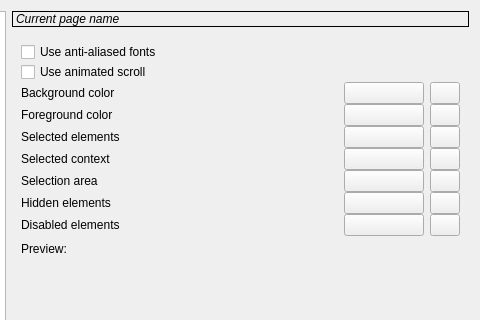
Qt form src/ui/settingsdialog.ui (canorusmusic/canorus) before a commit; both pictures show x 261 to 741 and y 0 to 320 of the 741 by 604 pixel window.
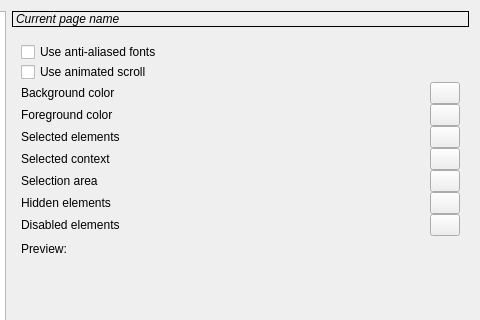
The same form after that commit. The open tabs and pages were chosen to show the change. Icons and pictures are not drawn. Custom widgets are drawn as their Qt base class.

Commit message: settings dialog: fix color picker button background on KDE

```diff
--- a/src/ui/settingsdialog.ui
+++ b/src/ui/settingsdialog.ui
@@ -269,9 +269,15 @@
                    <height>16777215</height>
                   </size>
                  </property>
+                 <property name="autoFillBackground">
+                  <bool>true</bool>
+                 </property>
                  <property name="text">
                   <string/>
                  </property>
+                 <property name="flat">
+                  <bool>true</bool>
+                 </property>
                 </widget>
                </item>
                <item>
@@ -316,9 +322,15 @@
                    <height>16777215</height>
                   </size>
                  </property>
+                 <property name="autoFillBackground">
+                  <bool>true</bool>
+                 </property>
                  <property name="text">
                   <string/>
                  </property>
+                 <property name="flat">
+                  <bool>true</bool>
+                 </property>
                 </widget>
                </item>
                <item>
@@ -363,9 +375,15 @@
                    <height>16777215</height>
                   </size>
                  </property>
+                 <property name="autoFillBackground">
+                  <bool>true</bool>
+                 </property>
                  <property name="text">
                   <string/>
                  </property>
+                 <property name="flat">
+                  <bool>true</bool>
+                 </property>
                 </widget>
                </item>
                <item>
@@ -410,9 +428,15 @@
                    <height>16777215</height>
                   </size>
                  </property>
+                 <property name="autoFillBackground">
+                  <bool>true</bool>
+                 </property>
                  <property name="text">
                   <string/>
                  </property>
+                 <property name="flat">
+                  <bool>true</bool>
+                 </property>
                 </widget>
                </item>
                <item>
@@ -457,9 +481,15 @@
                    <height>16777215</height>
                   </size>
                  </property>
+                 <property name="autoFillBackground">
+                  <bool>true</bool>
+                 </property>
                  <property name="text">
                   <string/>
                  </property>
+                 <property name="flat">
+                  <bool>true</bool>
+                 </property>
                 </widget>
                </item>
                <item>
@@ -504,9 +534,15 @@
                    <height>16777215</height>
                   </size>
                  </property>
+                 <property name="autoFillBackground">
+                  <bool>true</bool>
+                 </property>
                  <property name="text">
                   <string/>
                  </property>
+                 <property name="flat">
+                  <bool>true</bool>
+                 </property>
                 </widget>
                </item>
                <item>
@@ -551,9 +587,15 @@
                    <height>16777215</height>
                   </size>
                  </property>
+                 <property name="autoFillBackground">
+                  <bool>true</bool>
+                 </property>
                  <property name="text">
                   <string/>
                  </property>
+                 <property name="flat">
+                  <bool>true</bool>
+                 </property>
                 </widget>
                </item>
                <item>
```
Left out of the diff: 176 changed lines with no effect on the pictures.
